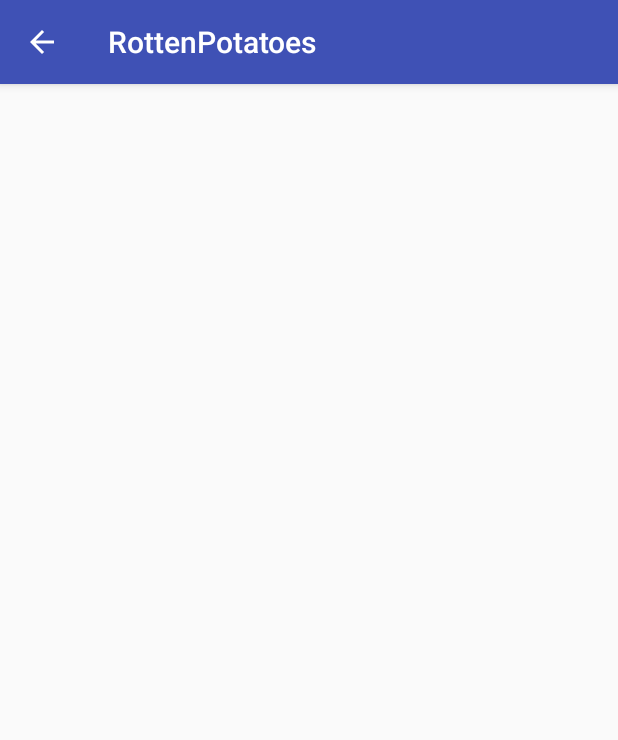
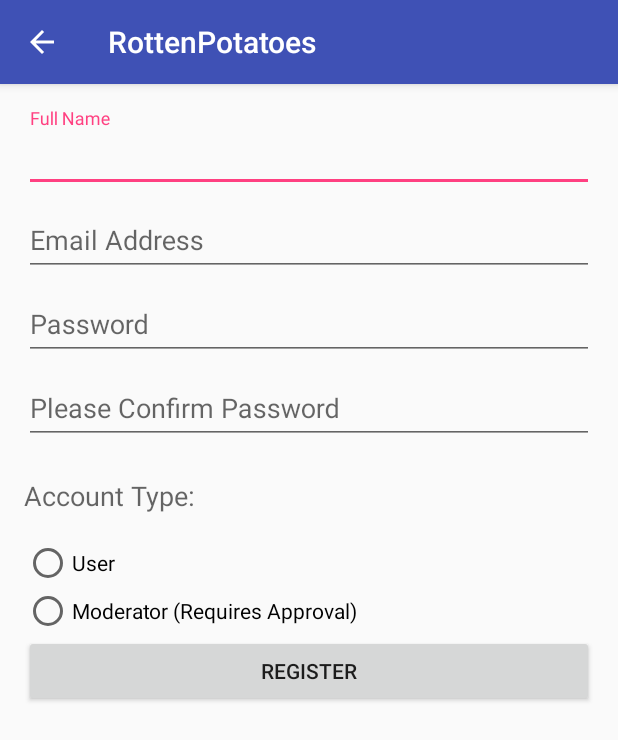
Before and after one commit to frazier85/RottenPotatoes, an Android app: the RegisterPage screen opened directly, with no data from a screen before it, on a phone screen of 412 x 824 dp. Shown: the top 740 px of the screen. Run offline under Robolectric (Android 15) with nearby library versions, the phone set to English and light mode, and no system bars.

Commit message:
Added some features to the registration page

```diff
--- a/RottenPotatoes/app/src/main/java/com/group4/rottenpotatoes/RegisterPage.java
+++ b/RottenPotatoes/app/src/main/java/com/group4/rottenpotatoes/RegisterPage.java
@@ -16,8 +16,5 @@ public class RegisterPage extends AppCompatActivity {
         Intent intent = getIntent();
         String message = intent.getStringExtra(LoginPage.EXTRA_MESSAGE);
 
-        // Capture the layout's TextView and set the string as its text
-        TextView textView = findViewById(R.id.textView);
-        textView.setText(message);
     }
 }
--- a/RottenPotatoes/app/src/main/res/layout/activity_register_page.xml
+++ b/RottenPotatoes/app/src/main/res/layout/activity_register_page.xml
@@ -1,21 +1,105 @@
 <?xml version="1.0" encoding="utf-8"?>
-<android.support.constraint.ConstraintLayout xmlns:android="http://schemas.android.com/apk/res/android"
-    xmlns:app="http://schemas.android.com/apk/res-auto"
+<LinearLayout xmlns:android="http://schemas.android.com/apk/res/android"
     xmlns:tools="http://schemas.android.com/tools"
     android:layout_width="match_parent"
     android:layout_height="match_parent"
+    android:gravity="center_horizontal"
+    android:orientation="vertical"
+    android:paddingBottom="@dimen/activity_vertical_margin"
+    android:paddingLeft="@dimen/activity_horizontal_margin"
+    android:paddingRight="@dimen/activity_horizontal_margin"
+    android:paddingTop="@dimen/activity_vertical_margin"
     tools:context="com.group4.rottenpotatoes.RegisterPage">
 
-    <TextView
-        android:id="@+id/textView"
-        android:layout_width="357dp"
-        android:layout_height="36dp"
-        android:layout_marginTop="16dp"
-        android:text="TextView"
-        app:layout_constraintEnd_toEndOf="parent"
-        app:layout_constraintHorizontal_bias="0.545"
-        app:layout_constraintLeft_toLeftOf="parent"
-        app:layout_constraintRight_toRightOf="parent"
-        app:layout_constraintStart_toStartOf="parent"
-        app:layout_constraintTop_toTopOf="parent" />
-</android.support.constraint.ConstraintLayout>
+    <ScrollView
+        android:layout_width="match_parent"
+        android:layout_height="match_parent">
+
+        <LinearLayout
+            android:layout_width="match_parent"
+            android:layout_height="wrap_content"
+            android:orientation="vertical" >
+
+            <android.support.design.widget.TextInputLayout
+                android:layout_width="match_parent"
+                android:layout_height="match_parent">
+
+                <android.support.design.widget.TextInputEditText
+                    android:layout_width="match_parent"
+                    android:layout_height="wrap_content"
+                    android:hint="Full Name" />
+            </android.support.design.widget.TextInputLayout>
+
+            <android.support.design.widget.TextInputLayout
+                android:layout_width="match_parent"
+                android:layout_height="match_parent">
+
+                <android.support.design.widget.TextInputEditText
+                    android:layout_width="match_parent"
+                    android:layout_height="wrap_content"
+                    android:hint="Email Address" />
+            </android.support.design.widget.TextInputLayout>
+
+            <android.support.design.widget.TextInputLayout
+                android:layout_width="match_parent"
+                android:layout_height="match_parent">
+
+                <android.support.design.widget.TextInputEditText
+                    android:layout_width="match_parent"
+                    android:layout_height="wrap_content"
+                    android:hint="Password" />
+            </android.support.design.widget.TextInputLayout>
+
+            <android.support.design.widget.TextInputLayout
+                android:layout_width="match_parent"
+                android:layout_height="match_parent">
+
+                <android.support.design.widget.TextInputEditText
+                    android:layout_width="match_parent"
+                    android:layout_height="wrap_content"
+                    android:hint="Please Confirm Password" />
+
+            </android.support.design.widget.TextInputLayout>
+
+            <Space
+                android:layout_width="match_parent"
+                android:layout_height="22dp"
+                android:layout_weight="1" />
+
+            <TextView
+                android:id="@+id/textView5"
+                android:layout_width="match_parent"
+                android:layout_height="41dp"
+                android:text="Account Type:"
+                android:textAppearance="@android:style/TextAppearance.Material.Medium" />
+
+            <RadioGroup
+                android:layout_width="match_parent"
+                android:layout_height="match_parent" >
+
+                <RadioButton
+                    android:id="@+id/radioButton"
+                    android:layout_width="wrap_content"
+                    android:layout_height="wrap_content"
+                    android:layout_weight="1"
+                    android:text="User" />
+
+                <RadioButton
+                    android:id="@+id/radioButton2"
+                    android:layout_width="wrap_content"
+                    android:layout_height="wrap_content"
+                    android:layout_weight="1"
+                    android:text="Moderator (Requires Approval)" />
+
+            </RadioGroup>
+
+            <Button
+                android:id="@+id/button2"
+                android:layout_width="match_parent"
+                android:layout_height="wrap_content"
+                android:layout_weight="1"
+                android:text="Register" />
+        </LinearLayout>
+
+    </ScrollView>
+</LinearLayout>
--- a/RottenPotatoes/app/src/main/res/layout/login.xml
+++ b/RottenPotatoes/app/src/main/res/layout/login.xml
@@ -18,14 +18,6 @@
         android:layout_height="wrap_content"
         android:layout_marginBottom="8dp"
         android:visibility="gone" />
-
-    <Space
-        android:layout_width="match_parent"
-        android:layout_height="64dp" />
-
-    <Space
-        android:layout_width="match_parent"
-        android:layout_height="wrap_content" />
 
     <ScrollView
         android:id="@+id/login_form"
```
